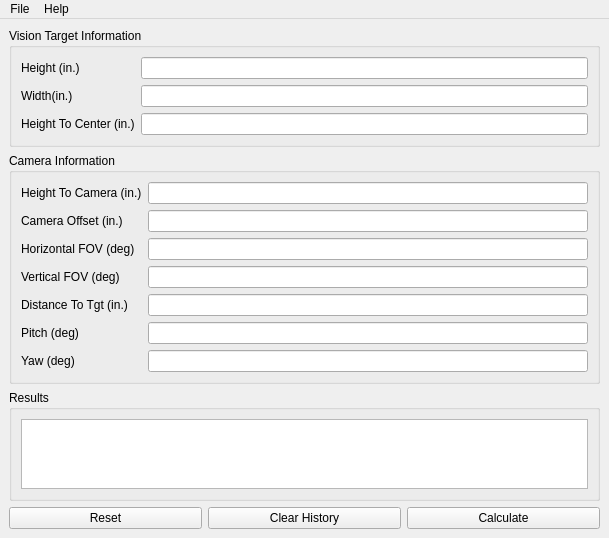
The window that inc/MainWindow.ui (FRC-836/Camera_Calculator) describes before a commit, drawn with Qt 5.
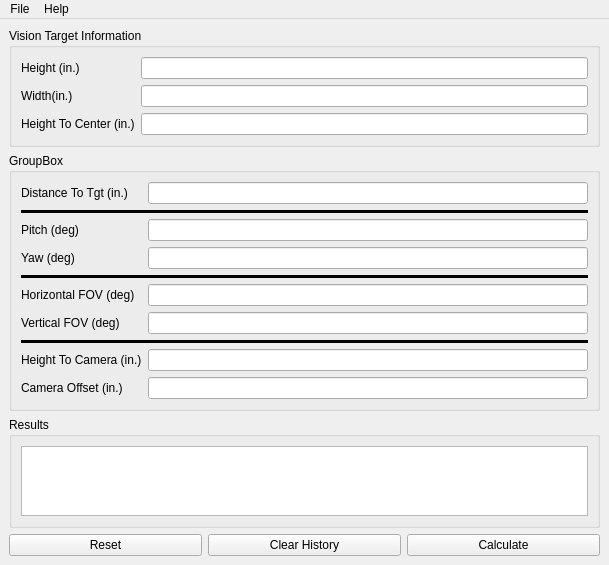
The same window after the commit.

Commit message: updated UI to indicate which fields can be left blank and still have calculations performed

The edit to the form file:
```diff
--- a/inc/MainWindow.ui
+++ b/inc/MainWindow.ui
@@ -7,7 +7,7 @@
     <x>0</x>
     <y>0</y>
     <width>609</width>
-    <height>393</height>
+    <height>467</height>
    </rect>
   </property>
   <property name="windowTitle">
@@ -57,79 +57,118 @@
     <item>
      <widget class="QGroupBox" name="gboxCameraInfo">
       <property name="title">
-       <string>Camera Information</string>
+       <string>GroupBox</string>
       </property>
       <layout class="QFormLayout" name="formLayout_2">
        <item row="0" column="0">
-        <widget class="QLabel" name="lblCamHeight">
-         <property name="text">
-          <string>Height To Camera (in.)</string>
-         </property>
-        </widget>
-       </item>
-       <item row="0" column="1">
-        <widget class="QLineEdit" name="lneCamHeight"/>
-       </item>
-       <item row="2" column="0">
-        <widget class="QLabel" name="lblCamFovHor">
-         <property name="text">
-          <string>Horizontal FOV (deg)</string>
-         </property>
-        </widget>
-       </item>
-       <item row="2" column="1">
-        <widget class="QLineEdit" name="lneCamFovHor"/>
-       </item>
-       <item row="3" column="0">
-        <widget class="QLabel" name="lblCamFovVert">
-         <property name="text">
-          <string>Vertical FOV (deg)</string>
-         </property>
-        </widget>
-       </item>
-       <item row="3" column="1">
-        <widget class="QLineEdit" name="lneCamFovVert"/>
-       </item>
-       <item row="4" column="0">
         <widget class="QLabel" name="lblCamDist">
          <property name="text">
           <string>Distance To Tgt (in.)</string>
          </property>
         </widget>
        </item>
-       <item row="4" column="1">
+       <item row="0" column="1">
         <widget class="QLineEdit" name="lneCamDist"/>
        </item>
-       <item row="5" column="0">
+       <item row="2" column="0">
         <widget class="QLabel" name="lblCamPitch">
          <property name="text">
           <string>Pitch (deg)</string>
          </property>
         </widget>
        </item>
-       <item row="5" column="1">
+       <item row="2" column="1">
         <widget class="QLineEdit" name="lneCamPitch"/>
        </item>
-       <item row="6" column="0">
+       <item row="3" column="0">
         <widget class="QLabel" name="lblCamYaw">
          <property name="text">
           <string>Yaw (deg)</string>
          </property>
         </widget>
        </item>
-       <item row="6" column="1">
+       <item row="3" column="1">
         <widget class="QLineEdit" name="lneCamYaw"/>
        </item>
-       <item row="1" column="0">
+       <item row="5" column="0">
+        <widget class="QLabel" name="lblCamFovHor">
+         <property name="text">
+          <string>Horizontal FOV (deg)</string>
+         </property>
+        </widget>
+       </item>
+       <item row="5" column="1">
+        <widget class="QLineEdit" name="lneCamFovHor"/>
+       </item>
+       <item row="6" column="0">
+        <widget class="QLabel" name="lblCamFovVert">
+         <property name="text">
+          <string>Vertical FOV (deg)</string>
+         </property>
+        </widget>
+       </item>
+       <item row="6" column="1">
+        <widget class="QLineEdit" name="lneCamFovVert"/>
+       </item>
+       <item row="8" column="0">
+        <widget class="QLabel" name="lblCamHeight">
+         <property name="text">
+          <string>Height To Camera (in.)</string>
+         </property>
+        </widget>
+       </item>
+       <item row="8" column="1">
+        <widget class="QLineEdit" name="lneCamHeight"/>
+       </item>
+       <item row="9" column="0">
         <widget class="QLabel" name="lblCamOffset">
          <property name="text">
           <string>Camera Offset (in.)</string>
          </property>
         </widget>
        </item>
-       <item row="1" column="1">
+       <item row="9" column="1">
         <widget class="QLineEdit" name="lneCamOffset"/>
        </item>
+       <item row="7" column="0" colspan="2">
+        <widget class="Line" name="line_3">
+         <property name="frameShadow">
+          <enum>QFrame::Plain</enum>
+         </property>
+         <property name="lineWidth">
+          <number>3</number>
+         </property>
+         <property name="orientation">
+          <enum>Qt::Horizontal</enum>
+         </property>
+        </widget>
+       </item>
+       <item row="4" column="0" colspan="2">
+        <widget class="Line" name="line_2">
+         <property name="frameShadow">
+          <enum>QFrame::Plain</enum>
+         </property>
+         <property name="lineWidth">
+          <number>3</number>
+         </property>
+         <property name="orientation">
+          <enum>Qt::Horizontal</enum>
+         </property>
+        </widget>
+       </item>
+       <item row="1" column="0" colspan="2">
+        <widget class="Line" name="line">
+         <property name="frameShadow">
+          <enum>QFrame::Plain</enum>
+         </property>
+         <property name="lineWidth">
+          <number>3</number>
+         </property>
+         <property name="orientation">
+          <enum>Qt::Horizontal</enum>
+         </property>
+        </widget>
+       </item>
       </layout>
      </widget>
     </item>
```
Left out of the diff: 2 changed lines with no effect on the pictures. The commit also changes 2 other files.
